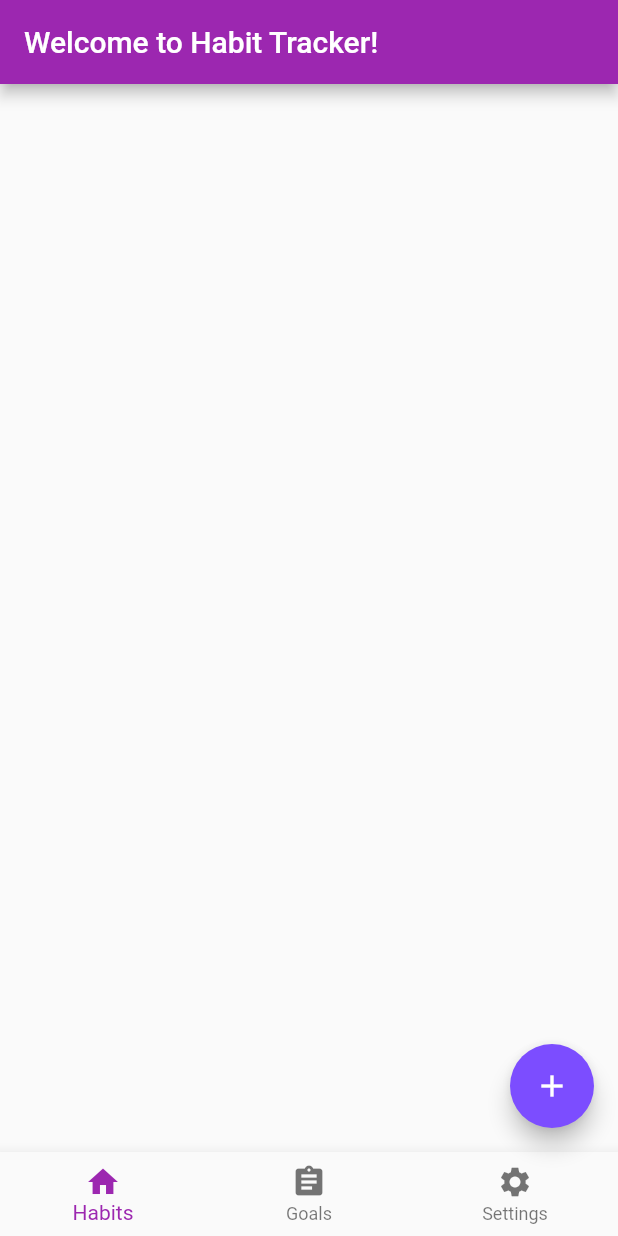
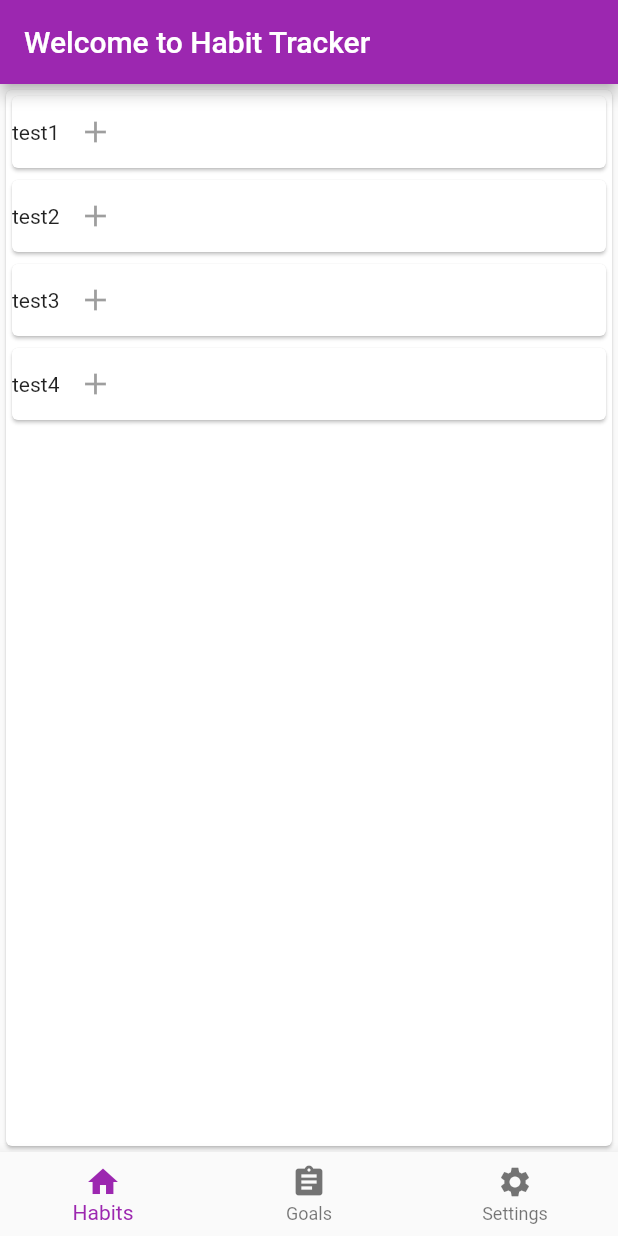
Before and after one commit to RebeccaSyria/habittracker, a Flutter app: the screen it shows after launch, on a phone screen of 412 x 824 dp. Run offline on Flutter 3.47's test engine with Material 2 defaults, Android fonts, the phone set to English and light mode, and no system bars; our stand-ins replace bloc, equatable, flutter_bloc, sembast.

```diff
--- a/lib/home_page.dart
+++ b/lib/home_page.dart
@@ -3,100 +3,86 @@ import 'package:flutter_bloc/flutter_bloc.dart';
 import 'package:habittracker/model/fruit.dart';
 import 'package:habittracker/fruit_bloc/bloc.dart';
 import 'package:habittracker/view_goal_page.dart';
+import 'package:habittracker/widgets/page_container.dart';
 
 class HomePage extends StatefulWidget {
   _HomePageState createState() => _HomePageState();
 }
 
 class _HomePageState extends State<HomePage> {
-  FruitBloc _fruitBloc;
-
-  @override
-  void initState() {
-    super.initState();
-    // Obtaining the FruitBloc instance through BlocProvider which is an InheritedWidget
-    _fruitBloc = BlocProvider.of<FruitBloc>(context);
-    // Events can be passed into the bloc by calling dispatch.
-    // We want to start loading fruits right from the start.
-    _fruitBloc.dispatch(LoadFruits());
-  }
+//  FruitBloc _fruitBloc;
+//
+//  @override
+//  void initState() {
+//    super.initState();
+//    // Obtaining the FruitBloc instance through BlocProvider which is an InheritedWidget
+//    _fruitBloc = BlocProvider.of<FruitBloc>(context);
+//    // Events can be passed into the bloc by calling dispatch.
+//    // We want to start loading fruits right from the start.
+//    _fruitBloc.dispatch(LoadFruits());
+//  }
 
   @override
   Widget build(BuildContext context) {
-    return Scaffold(
-      appBar: AppBar(
-        title: Text('Welcome to Habit Tracker!'),
-      ),
-      body: _buildBody(),
-      floatingActionButton: FloatingActionButton(
-        child: Icon(Icons.add),
-        onPressed: () {
-          Navigator.push(context, MaterialPageRoute(builder: (context) => ViewGoalPage()));
-        },
-      ),
-      bottomNavigationBar: BottomNavigationBar(
-        items: const <BottomNavigationBarItem>[
-        BottomNavigationBarItem(
-          icon: Icon(Icons.home),
-          title: Text('Habits'),
-        ),
-        BottomNavigationBarItem(
-          icon: Icon(Icons.assignment),
-          title: Text('Goals'),
-        ),
-        BottomNavigationBarItem(
-          icon: Icon(Icons.settings),
-          title: Text('Settings'),
-        ),
-        ],
-      )
-    );
+    return PageContainer();
+//    return Scaffold(
+//      appBar: AppBar(
+//        title: Text('Welcome to Habit Tracker!'),
+//      ),
+//      body: _buildBody(),
+//      floatingActionButton: FloatingActionButton(
+//        child: Icon(Icons.add),
+//        onPressed: () {
+//          Navigator.push(context, MaterialPageRoute(builder: (context) => ViewGoalPage()));
+//        },
+//      ),
+//    );
   }
 
-  BlocBuilder _buildBody() {
-    return BlocBuilder(
-      bloc: _fruitBloc,
-      // Whenever there is a new state emitted from the bloc, builder runs.
-      builder: (BuildContext context, dynamic state) {
-        if (state is FruitsLoading) {
-          return Center(
-            child: CircularProgressIndicator(),
-          );
-        } else if (state is FruitsLoaded) {
-          return ListView.builder(
-            itemCount: state.fruits.length,
-            itemBuilder: (context, index) {
-              final displayedFruit = state.fruits[index];
-              return ListTile(
-                title: Text(displayedFruit.name),
-                subtitle:
-                Text(displayedFruit.isSweet ? 'Very sweet!' : 'Sooo sour!'),
-                trailing: _buildUpdateDeleteButtons(displayedFruit),
-              );
-            },
-          );
-        }
-      },
-    );
-  }
-
-  Row _buildUpdateDeleteButtons(Fruit displayedFruit) {
-    return Row(
-      mainAxisSize: MainAxisSize.min,
-      children: <Widget>[
-        IconButton(
-          icon: Icon(Icons.refresh),
-          onPressed: () {
-            _fruitBloc.dispatch(UpdateWithRandomFruit(displayedFruit));
-          },
-        ),
-        IconButton(
-          icon: Icon(Icons.delete_outline),
-          onPressed: () {
-            _fruitBloc.dispatch(DeleteFruit(displayedFruit));
-          },
-        ),
-      ],
-    );
-  }
+//  BlocBuilder _buildBody() {
+//    return BlocBuilder(
+//      bloc: _fruitBloc,
+//      // Whenever there is a new state emitted from the bloc, builder runs.
+//      builder: (BuildContext context, dynamic state) {
+//        if (state is FruitsLoading) {
+//          return Center(
+//            child: CircularProgressIndicator(),
+//          );
+//        } else if (state is FruitsLoaded) {
+//          return ListView.builder(
+//            itemCount: state.fruits.length,
+//            itemBuilder: (context, index) {
+//              final displayedFruit = state.fruits[index];
+//              return ListTile(
+//                title: Text(displayedFruit.name),
+//                subtitle:
+//                Text(displayedFruit.isSweet ? 'Very sweet!' : 'Sooo sour!'),
+//                trailing: _buildUpdateDeleteButtons(displayedFruit),
+//              );
+//            },
+//          );
+//        }
+//      },
+//    );
+//  }
+//
+//  Row _buildUpdateDeleteButtons(Fruit displayedFruit) {
+//    return Row(
+//      mainAxisSize: MainAxisSize.min,
+//      children: <Widget>[
+//        IconButton(
+//          icon: Icon(Icons.refresh),
+//          onPressed: () {
+//            _fruitBloc.dispatch(UpdateWithRandomFruit(displayedFruit));
+//          },
+//        ),
+//        IconButton(
+//          icon: Icon(Icons.delete_outline),
+//          onPressed: () {
+//            _fruitBloc.dispatch(DeleteFruit(displayedFruit));
+//          },
+//        ),
+//      ],
+//    );
+//  }
 }
--- a/lib/view_goal_page.dart
+++ b/lib/view_goal_page.dart
@@ -33,7 +33,7 @@ class ViewGoalPage extends StatelessWidget {
     );
   }
 
-  Card buildHabitTile( String habitName) {
+  Card buildHabitTile(String habitName) {
     return Card(
       child: Row(
         children: <Widget>[
--- /dev/null
+++ b/lib/widgets/habit_tile.dart
@@ -0,0 +1,23 @@
+import 'package:flutter/cupertino.dart';
+import 'package:flutter/material.dart';
+import 'package:habittracker/model/habit.dart';
+
+class HabitTile extends StatelessWidget {
+  final Habit habit;
+
+  HabitTile({this.habit});
+
+  @override
+  Widget build(BuildContext context) {
+    return Card(
+      child: Row(
+        children: <Widget>[
+          Text(habit.name),
+          IconButton(
+            icon: Icon(Icons.add),
+          )
+        ],
+      ),
+    );
+  }
+}
--- /dev/null
+++ b/lib/widgets/habits_list.dart
@@ -0,0 +1,27 @@
+import 'package:flutter/cupertino.dart';
+import 'package:flutter/material.dart';
+import 'package:habittracker/model/habit.dart';
+import 'package:habittracker/widgets/habit_tile.dart';
+
+class HabitList extends StatelessWidget {
+  static Map<String,bool> _dayMap = {};
+  final List<Habit> _habits = <Habit>[
+    Habit(name: "test1", positive: true,goal: "", days: _dayMap),
+    Habit(name: "test2", positive: true,goal: "", days: _dayMap),
+    Habit(name: "test3", positive: true,goal: "", days: _dayMap),
+    Habit(name: "test4", positive: true,goal: "", days: _dayMap)
+  ];
+  @override
+  Widget build(BuildContext context) {
+    return Card(
+      child: Column(
+        children: <Widget>[
+          HabitTile(habit: _habits[0]),
+          HabitTile(habit: _habits[1]),
+          HabitTile(habit: _habits[2]),
+          HabitTile(habit: _habits[3])
+        ],
+      ),
+    );
+  }
+}
--- /dev/null
+++ b/lib/widgets/page_container.dart
@@ -0,0 +1,52 @@
+import 'package:flutter/cupertino.dart';
+import 'package:flutter/material.dart';
+import 'package:habittracker/widgets/goal_list.dart';
+import 'package:habittracker/widgets/habits_list.dart';
+import 'package:habittracker/widgets/settings.dart';
+
+class PageContainer extends StatefulWidget {
+  _PageContainerState createState() => _PageContainerState();
+}
+
+class _PageContainerState extends State<PageContainer> {
+  int _index = 0;
+  static List<Widget> _pageOptions = <Widget>[
+    HabitList(),
+    GoalList(),
+    SettingsCard()
+  ];
+  @override
+  Widget build(BuildContext context) {
+    return Scaffold(
+      appBar: AppBar(
+        title: Text("Welcome to Habit Tracker"),
+      ),
+      body: _pageOptions[_index],
+      bottomNavigationBar: BottomNavigationBar(
+        items: const <BottomNavigationBarItem>[
+          BottomNavigationBarItem(
+            icon: Icon(Icons.home),
+            title: Text('Habits'),
+
+          ),
+          BottomNavigationBarItem(
+            icon: Icon(Icons.assignment),
+            title: Text('Goals'),
+          ),
+          BottomNavigationBarItem(
+            icon: Icon(Icons.settings),
+            title: Text('Settings'),
+          ),
+        ],
+        currentIndex: _index,
+        onTap: _onItemTap,
+      ),
+    );
+  }
+
+  void _onItemTap(int newIndex) {
+    setState(() {
+      _index = newIndex;
+    });
+  }
+}
```
Also changed, not shown: lib/model/goal.dart (added, +21 -0 lines), lib/widgets/goal_list.dart (added, +31 -0 lines), lib/widgets/settings.dart (added, +8 -0 lines).
